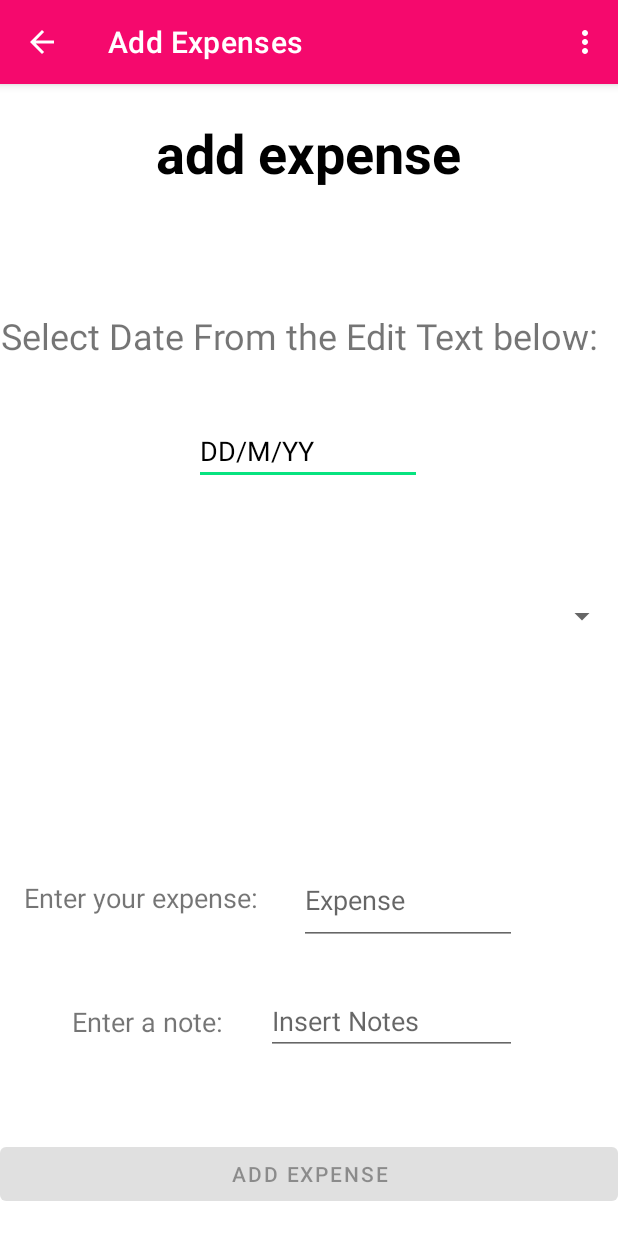
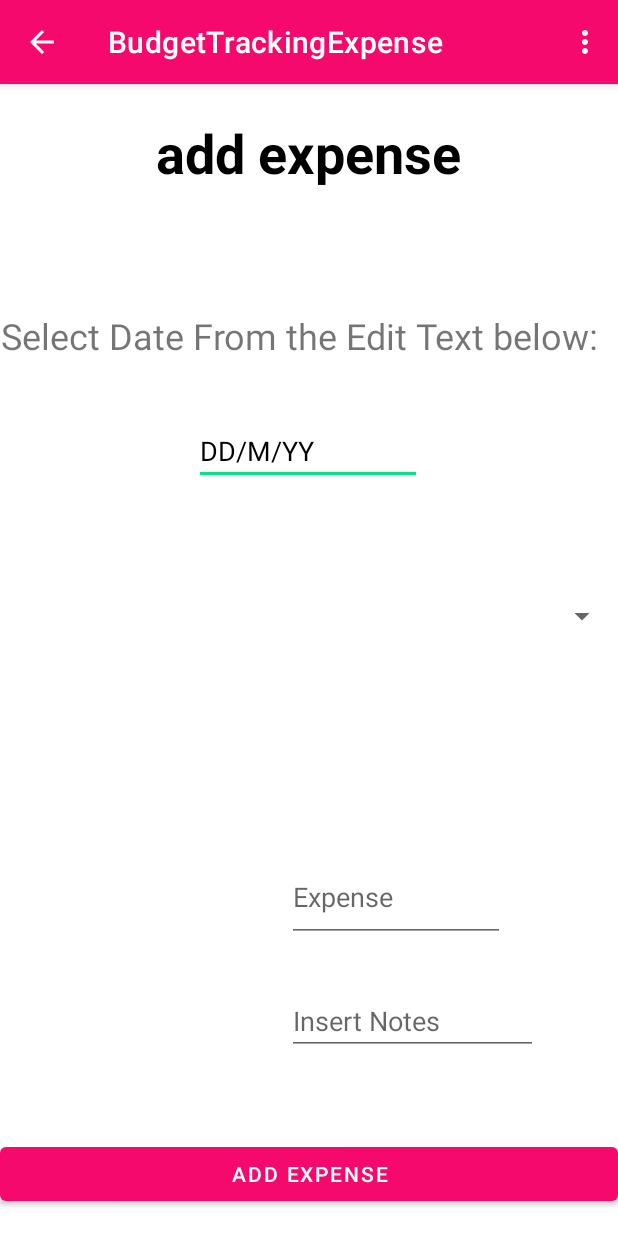
Before and after one commit to timoleonn/BudgetTrackingExpense, an Android app: the addExpenses screen opened directly, with no data from a screen before it, on a phone screen of 412 x 824 dp. Run offline under Robolectric (Android 15) with nearby library versions, the phone set to English and light mode, and no system bars.

Commit message:
Revert "Merge remote-tracking branch 'origin/master'"
This reverts commit 7c36256c8ed66096f00cec845c3ef05dd93f080e, reversing
changes made to 8c88a63b3786e43164095519e44b32412578c28a.

```diff
--- a/app/src/main/java/com/example/budgettrackingexpense/addExpenses.java
+++ b/app/src/main/java/com/example/budgettrackingexpense/addExpenses.java
@@ -10,8 +10,6 @@ import android.app.NotificationManager;
 import android.content.Intent;
 import android.os.Build;
 import android.os.Bundle;
-import android.text.Editable;
-import android.text.TextWatcher;
 import android.view.Menu;
 import android.view.MenuItem;
 import android.view.View;
@@ -21,7 +19,6 @@ import android.widget.Button;
 import android.widget.DatePicker;
 import android.widget.EditText;
 import android.widget.Spinner;
-import android.widget.TextView;
 import android.widget.Toast;
 
 import java.io.BufferedReader;
@@ -51,7 +48,6 @@ public class addExpenses extends AppCompatActivity {
         super.onCreate(savedInstanceState);
         setContentView(R.layout.activity_add_expenses);
         getSupportActionBar().setDisplayHomeAsUpEnabled(true);
-
         note = findViewById(R.id.etNote);
         amount = findViewById(R.id.etExpense);
         date = findViewById(R.id.date);
@@ -92,7 +88,6 @@ public class addExpenses extends AppCompatActivity {
         final int year=calendar.get(Calendar.YEAR);
         final int month=calendar.get(Calendar.MONTH);
         final int day=calendar.get(Calendar.DAY_OF_MONTH);
-        btnAddExpenses.setEnabled(false);
 
         date.setOnClickListener(new View.OnClickListener() {
             @Override
@@ -107,66 +102,14 @@ public class addExpenses extends AppCompatActivity {
                     }
                 },year,month,day);
                 datePickerDialog.show();
-
             }
         });
-
-        btnAddExpenses.setEnabled(false);
-
-        date.addTextChangedListener(new TextWatcher() {
-            @Override
-            public void beforeTextChanged(CharSequence s, int start, int count, int after) { }
-
-            @Override
-            public void onTextChanged(CharSequence s, int start, int before, int count) { }
-
-            @Override
-            public void afterTextChanged(Editable s) {
-                if (!date.getText().toString().isEmpty()) {
-                    btnAddExpenses.setEnabled(true);
-                }
-            }
-        });
-        btnAddExpenses.setEnabled(false);
-
-        amount.addTextChangedListener(new TextWatcher() {
-            @Override
-            public void beforeTextChanged(CharSequence s, int start, int count, int after) { }
-
-            @Override
-            public void onTextChanged(CharSequence s, int start, int before, int count) { }
-
-            @Override
-            public void afterTextChanged(Editable s) {
-                if (!amount.getText().toString().isEmpty()) {
-                    btnAddExpenses.setEnabled(true);
-                }
-            }
-        });
-        btnAddExpenses.setEnabled(false);
-
-        note.addTextChangedListener(new TextWatcher() {
-            @Override
-            public void beforeTextChanged(CharSequence s, int start, int count, int after) { }
-
-            @Override
-            public void onTextChanged(CharSequence s, int start, int before, int count) { }
-
-            @Override
-            public void afterTextChanged(Editable s) {
-                if (!note.getText().toString().isEmpty()) {
-                    btnAddExpenses.setEnabled(true);
-                }
-            }
-        });
-
         if (Build.VERSION.SDK_INT >= Build.VERSION_CODES.O )
         {
-            NotificationChannel channel = new NotificationChannel("My notification","This is not the latest android version. Please try updating your device and the launching the application again",NotificationManager.IMPORTANCE_DEFAULT);
+            NotificationChannel channel = new NotificationChannel("My notification","Notification TItle",NotificationManager.IMPORTANCE_DEFAULT);
             NotificationManager manager = getSystemService(NotificationManager.class);
             manager.createNotificationChannel(channel);
         }
-
         //  WRITE TO FILE
         btnAddExpenses.setOnClickListener(new View.OnClickListener() {
             @Override
@@ -215,15 +158,4 @@ public class addExpenses extends AppCompatActivity {
         getMenuInflater().inflate(R.menu.add_expense_menu, menu);
         return true;
     }
-    //  CHECK WHAT BUTTON IS PRESSED ON TOOLBAR TOP
-    public boolean onOptionsItemSelected(MenuItem item) {
-        int id = item.getItemId();
-
-        if (id == R.id.action_settings) {
-            Intent in = new Intent(this, Settings.class);
-            startActivity(in);
-        }
-
-        return super.onOptionsItemSelected(item);
-    }
 }
--- a/app/src/main/res/layout/activity_add_expenses.xml
+++ b/app/src/main/res/layout/activity_add_expenses.xml
@@ -5,19 +5,6 @@
     android:layout_width="match_parent"
     android:layout_height="match_parent"
     tools:context=".AddExpenses">
-
-    <TextView
-        android:id="@+id/textView25"
-        android:layout_width="wrap_content"
-        android:layout_height="wrap_content"
-        android:text="Enter a note:"
-        android:textSize="18sp"
-        app:layout_constraintBottom_toBottomOf="parent"
-        app:layout_constraintEnd_toStartOf="@+id/etNote"
-        app:layout_constraintHorizontal_bias="0.628"
-        app:layout_constraintStart_toStartOf="parent"
-        app:layout_constraintTop_toBottomOf="@+id/textView24"
-        app:layout_constraintVertical_bias="0.308" />
 
     <TextView
         android:id="@+id/textView"
@@ -59,10 +46,10 @@
         android:inputType="number"
         app:layout_constraintBottom_toBottomOf="parent"
         app:layout_constraintEnd_toEndOf="parent"
-        app:layout_constraintHorizontal_bias="0.748"
+        app:layout_constraintHorizontal_bias="0.718"
         app:layout_constraintStart_toStartOf="parent"
         app:layout_constraintTop_toTopOf="parent"
-        app:layout_constraintVertical_bias="0.726" />
+        app:layout_constraintVertical_bias="0.723" />
 
     <EditText
         android:id="@+id/etNote"
@@ -73,7 +60,7 @@
         android:inputType="textPersonName"
         app:layout_constraintBottom_toBottomOf="parent"
         app:layout_constraintEnd_toEndOf="parent"
-        app:layout_constraintHorizontal_bias="0.725"
+        app:layout_constraintHorizontal_bias="0.782"
         app:layout_constraintStart_toStartOf="parent"
         app:layout_constraintTop_toTopOf="parent"
         app:layout_constraintVertical_bias="0.833" />
@@ -114,17 +101,4 @@
         app:layout_constraintStart_toStartOf="parent"
         app:layout_constraintTop_toTopOf="parent"
         app:layout_constraintVertical_bias="0.461" />
-
-    <TextView
-        android:id="@+id/textView24"
-        android:layout_width="wrap_content"
-        android:layout_height="wrap_content"
-        android:text="Enter your expense:"
-        android:textSize="18sp"
-        app:layout_constraintBottom_toBottomOf="parent"
-        app:layout_constraintEnd_toStartOf="@+id/etExpense"
-        app:layout_constraintHorizontal_bias="0.363"
-        app:layout_constraintStart_toStartOf="parent"
-        app:layout_constraintTop_toBottomOf="@+id/spinner"
-        app:layout_constraintVertical_bias="0.434" />
 </androidx.constraintlayout.widget.ConstraintLayout>
```
Also changed, not shown: app/src/main/AndroidManifest.xml (+3 -5 lines), app/src/main/java/com/example/budgettrackingexpense/Settings.java (+83 -18 lines), app/src/main/java/com/example/budgettrackingexpense/ui/login/LoginActivity.java (+13 -9 lines).
